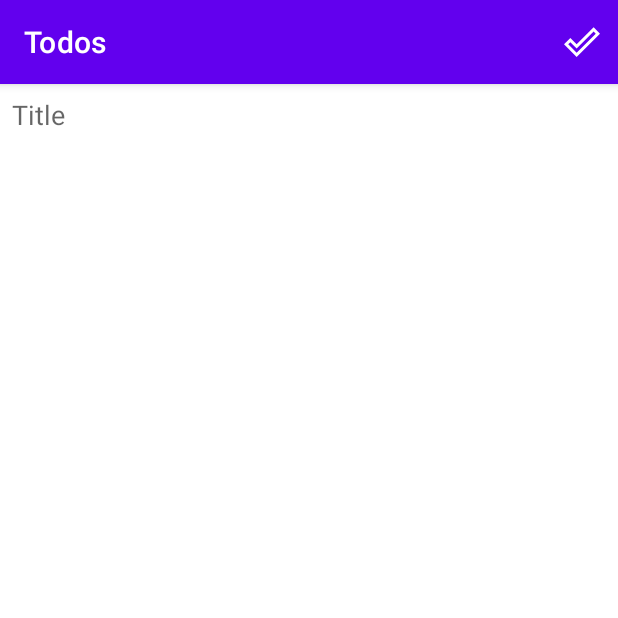
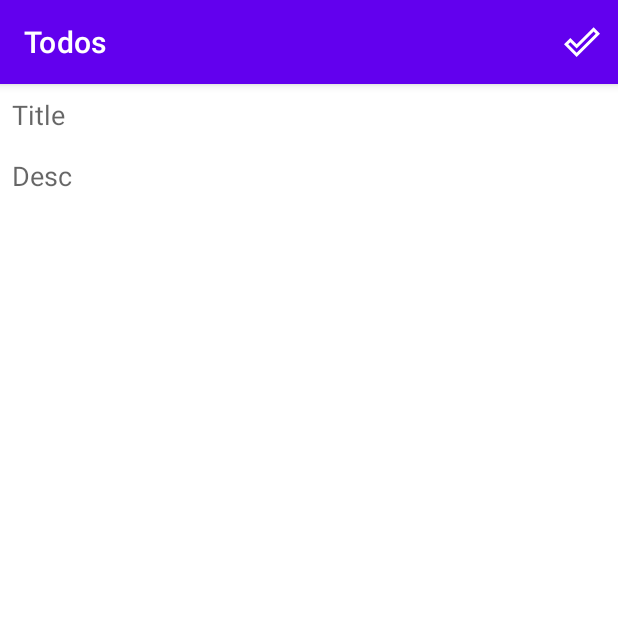
Before and after one commit to Michkail/DroidLesson, an Android app: the addNewTodoItemActivity screen opened directly, with no data from a screen before it, on a phone screen of 412 x 824 dp, the top half of it. Run offline under Robolectric (Android 15) with nearby library versions, the phone set to English and light mode, and no system bars.

Commit message:
Fixing mockup adding

```diff
--- a/app/src/main/java/com/tdsoft/myapplication/MainActivity.kt
+++ b/app/src/main/java/com/tdsoft/myapplication/MainActivity.kt
@@ -25,7 +25,10 @@ class MainActivity : AppCompatActivity() {
         super.onActivityResult(requestCode, resultCode, data)
         if (resultCode == Activity.RESULT_OK) {
             if (requestCode == addNewTodoItemActivity.REQUEST_CODE_ADD_TODO_ITEM) {
-                adapterTodoItem.addItem()
+                data?.let {
+                    val item = data.getParcelableExtra<ToDoItem>(addNewTodoItemActivity.EXTRA_TODO_ITEM)
+                    adapterTodoItem.addItem(item!!)
+                }
             }
         }
     }
--- a/app/src/main/res/layout/activity_add_new_todo_item.xml
+++ b/app/src/main/res/layout/activity_add_new_todo_item.xml
@@ -4,7 +4,8 @@
     xmlns:tools="http://schemas.android.com/tools"
     android:layout_width="match_parent"
     android:layout_height="match_parent"
-    tools:context=".addNewTodoItemActivity">
+    tools:context=".addNewTodoItemActivity"
+    android:orientation="vertical">
 
     <EditText
         android:id="@+id/etTitle"
--- a/app/src/main/res/layout/listitem_todo.xml
+++ b/app/src/main/res/layout/listitem_todo.xml
@@ -4,11 +4,15 @@
     xmlns:app="http://schemas.android.com/apk/res-auto"
     android:layout_width="match_parent"
     android:layout_height="match_parent"
+    android:layout_marginTop="8dp"
+    android:layout_marginStart="8dp"
+    android:layout_marginEnd="8dp"
     app:cardUseCompatPadding="true">
 
     <LinearLayout
         android:layout_width="match_parent"
         android:layout_height="match_parent"
+        android:padding="8dp"
         android:orientation="vertical">
 
         <TextView
```
Also changed, not shown: app/src/main/java/com/tdsoft/myapplication/AdapterTodoItem.kt (+14 -4 lines), 1 other file.
